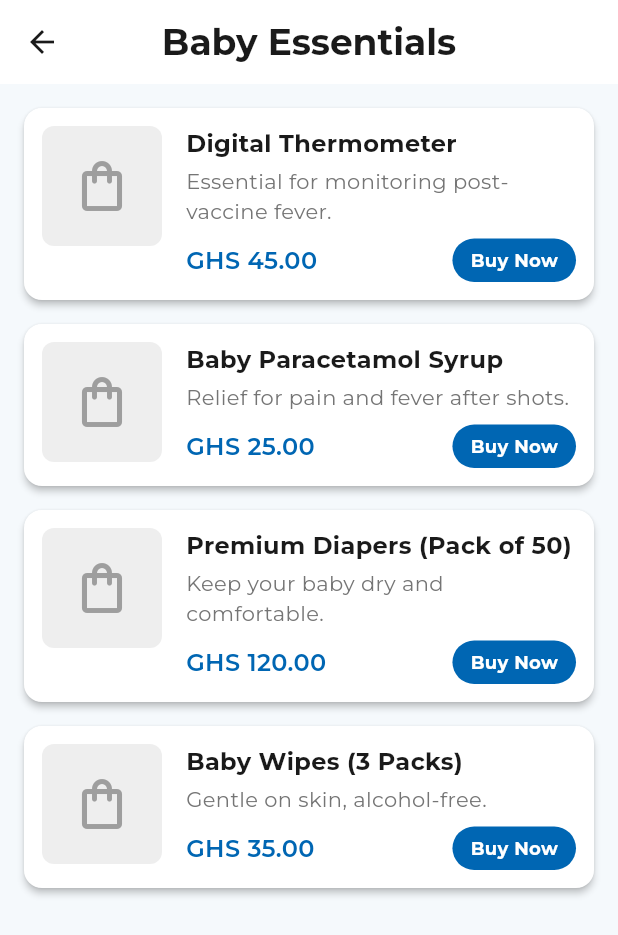
After one commit to KosherKev/trackmyshots, a Flutter app: the EducationalResourcesScreen screen opened directly, after a tap on "Baby Essentials & Medicines", on a phone screen of 412 x 824 dp. The commit adds this screen. Shown: the top 935 px of the screen. Run offline on Flutter 3.47's test engine with Material 3 defaults, Android fonts, the phone set to English and light mode, and no system bars; our stand-ins replace file_picker, flutter_local_notifications, google_fonts, permission_handler, share_plus, shared_preferences and 1 more; missing offline and left inert: encrypt; accounts and stored records are empty.

Commit message:
feat(marketplace): add marketplace screen with affiliate product listings
- Add new MarketplaceItem model and export it
- Implement marketplace screen with product cards and url launching
- Add url_launcher dependency for opening affiliate links
- Include marketplace section in educational resources screen

```diff
--- /dev/null
+++ b/lib/models/marketplace_item.dart
@@ -0,0 +1,19 @@
+class MarketplaceItem {
+  final String id;
+  final String name;
+  final String description;
+  final String price;
+  final String imageUrl;
+  final String affiliateLink;
+  final String category;
+
+  MarketplaceItem({
+    required this.id,
+    required this.name,
+    required this.description,
+    required this.price,
+    required this.imageUrl,
+    required this.affiliateLink,
+    required this.category,
+  });
+}
--- a/lib/models/models.dart
+++ b/lib/models/models.dart
@@ -2,3 +2,4 @@
 export 'vaccine.dart';
 export 'child_profile.dart';
 export 'appointment.dart';
+export 'marketplace_item.dart';
--- a/lib/screens/educational_detail_screen.dart
+++ b/lib/screens/educational_detail_screen.dart
@@ -5,12 +5,14 @@ class EducationalDetailScreen extends StatelessWidget {
   final String title;
   final String content;
   final IconData icon;
+  final String? sponsorName;
 
   const EducationalDetailScreen({
     super.key,
     required this.title,
     required this.content,
     required this.icon,
+    this.sponsorName,
   });
 
   @override
@@ -39,6 +41,27 @@ class EducationalDetailScreen extends StatelessWidget {
         child: Column(
           crossAxisAlignment: CrossAxisAlignment.start,
           children: [
+            if (sponsorName != null) ...[
+              Container(
+                width: double.infinity,
+                padding: const EdgeInsets.symmetric(vertical: 8, horizontal: 12),
+                margin: const EdgeInsets.only(bottom: 24),
+                decoration: BoxDecoration(
+                  color: Colors.grey[100],
+                  borderRadius: BorderRadius.circular(8),
+                  border: Border.all(color: Colors.grey[300]!),
+                ),
+                child: Text(
+                  'Brought to you by $sponsorName',
+                  textAlign: TextAlign.center,
+                  style: TextStyle(
+                    fontSize: 12,
+                    color: Colors.grey[600],
+                    fontStyle: FontStyle.italic,
+                  ),
+                ),
+              ),
+            ],
             // Icon header
             Center(
               child: Container(
@@ -252,4 +275,33 @@ Potential Side Effects:
 ${vaccine.sideEffects}''',
     );
   }
+
+  static Widget newbornSkinCare(BuildContext context) {
+    return const EducationalDetailScreen(
+      title: 'Skin Care for Newborns',
+      icon: Icons.child_care,
+      sponsorName: "Cusson's Baby",
+      content: '''Newborn skin is delicate and requires special care. Here are some tips to keep your baby's skin healthy:
+
+1. Bathing:
+   - Use lukewarm water.
+   - Keep baths short (5-10 minutes).
+   - Use mild, fragrance-free soaps.
+
+2. Moisturizing:
+   - Apply a gentle moisturizer immediately after bathing while skin is still damp.
+   - Look for products specifically designed for sensitive baby skin.
+
+3. Diaper Area:
+   - Change diapers frequently to prevent rash.
+   - Clean the area gently with water or alcohol-free wipes.
+   - Allow the skin to air dry when possible.
+
+4. Sun Protection:
+   - Keep newborns out of direct sunlight.
+   - Use shade, hats, and protective clothing.
+
+Always consult your pediatrician if you notice any persistent rashes or skin changes.''',
+    );
+  }
 }
--- a/lib/screens/educational_resources_screen.dart
+++ b/lib/screens/educational_resources_screen.dart
@@ -2,6 +2,7 @@ import 'package:flutter/material.dart';
 import 'package:provider/provider.dart';
 import 'package:trackmyshots/services/app_state.dart';
 import 'package:trackmyshots/screens/educational_detail_screen.dart';
+import 'package:trackmyshots/screens/marketplace_screen.dart';
 import 'package:trackmyshots/widgets/standard_card.dart';
 
 class EducationalResourcesScreen extends StatefulWidget {
@@ -97,6 +98,51 @@ class _EducationalResourcesScreenState extends State<EducationalResourcesScreen>
                   );
                 },
               ),
+              const SizedBox(height: 20),
+              const Padding(
+                padding: EdgeInsets.symmetric(horizontal: 16.0),
+                child: Text(
+                  'Recommended',
+                  style: TextStyle(
+                    fontSize: 18,
+                    fontWeight: FontWeight.bold,
+                    color: Colors.black87,
+                  ),
+                ),
+              ),
+              const SizedBox(height: 10),
+              StandardCard(
+                text: 'Baby Essentials & Medicines',
+                leading: const Icon(
+                  Icons.shopping_bag_outlined,
+                  color: Color(0xFF0066B3),
+                  size: 28,
+                ),
+                onTap: () {
+                  Navigator.push(
+                    context,
+                    MaterialPageRoute(
+                      builder: (context) => const MarketplaceScreen(),
+                    ),
+                  );
+                },
+              ),
+              StandardCard(
+                text: 'Skin Care for Newborns',
+                leading: const Icon(
+                  Icons.child_care,
+                  color: Color(0xFF0066B3),
+                  size: 28,
+                ),
+                onTap: () {
+                  Navigator.push(
+                    context,
+                    MaterialPageRoute(
+                      builder: (context) => EducationalDetailScreen.newbornSkinCare(context),
+                    ),
+                  );
+                },
+              ),
               StandardCard(
                 text: 'Immunization Overview',
                 leading: const Icon(
--- /dev/null
+++ b/lib/screens/marketplace_screen.dart
@@ -0,0 +1,156 @@
+import 'package:flutter/material.dart';
+import 'package:trackmyshots/models/models.dart';
+import 'package:url_launcher/url_launcher.dart';
+
+class MarketplaceScreen extends StatelessWidget {
+  const MarketplaceScreen({super.key});
+
+  // Mock data for demonstration
+  List<MarketplaceItem> get _items => [
+        MarketplaceItem(
+          id: '1',
+          name: 'Digital Thermometer',
+          description: 'Essential for monitoring post-vaccine fever.',
+          price: 'GHS 45.00',
+          imageUrl: 'assets/images/thermometer.png', // Placeholder
+          affiliateLink: 'https://jumia.com.gh/thermometer', // Placeholder
+          category: 'Health',
+        ),
+        MarketplaceItem(
+          id: '2',
+          name: 'Baby Paracetamol Syrup',
+          description: 'Relief for pain and fever after shots.',
+          price: 'GHS 25.00',
+          imageUrl: 'assets/images/paracetamol.png', // Placeholder
+          affiliateLink: 'https://jumia.com.gh/paracetamol', // Placeholder
+          category: 'Medicine',
+        ),
+        MarketplaceItem(
+          id: '3',
+          name: 'Premium Diapers (Pack of 50)',
+          description: 'Keep your baby dry and comfortable.',
+          price: 'GHS 120.00',
+          imageUrl: 'assets/images/diapers.png', // Placeholder
+          affiliateLink: 'https://jumia.com.gh/diapers', // Placeholder
+          category: 'Hygiene',
+        ),
+        MarketplaceItem(
+          id: '4',
+          name: 'Baby Wipes (3 Packs)',
+          description: 'Gentle on skin, alcohol-free.',
+          price: 'GHS 35.00',
+          imageUrl: 'assets/images/wipes.png', // Placeholder
+          affiliateLink: 'https://jumia.com.gh/wipes', // Placeholder
+          category: 'Hygiene',
+        ),
+      ];
+
+  Future<void> _launchUrl(String url) async {
+    final uri = Uri.parse(url);
+    if (await canLaunchUrl(uri)) {
+      await launchUrl(uri, mode: LaunchMode.externalApplication);
+    } else {
+      // In production, handle error
+      debugPrint('Could not launch $url');
+    }
+  }
+
+  @override
+  Widget build(BuildContext context) {
+    return Scaffold(
+      appBar: AppBar(
+        title: const Text('Baby Essentials'),
+        backgroundColor: Colors.white,
+        foregroundColor: Colors.black,
+        elevation: 0,
+      ),
+      body: ListView.builder(
+        padding: const EdgeInsets.all(16),
+        itemCount: _items.length,
+        itemBuilder: (context, index) {
+          final item = _items[index];
+          return Card(
+            elevation: 2,
+            margin: const EdgeInsets.only(bottom: 16),
+            shape: RoundedRectangleBorder(borderRadius: BorderRadius.circular(12)),
+            child: InkWell(
+              onTap: () => _launchUrl(item.affiliateLink),
+              borderRadius: BorderRadius.circular(12),
+              child: Padding(
+                padding: const EdgeInsets.all(12),
+                child: Row(
+                  crossAxisAlignment: CrossAxisAlignment.start,
+                  children: [
+                    // Image Placeholder
+                    Container(
+                      width: 80,
+                      height: 80,
+                      decoration: BoxDecoration(
+                        color: Colors.grey[200],
+                        borderRadius: BorderRadius.circular(8),
+                      ),
+                      child: const Icon(Icons.shopping_bag_outlined, size: 40, color: Colors.grey),
+                    ),
+                    const SizedBox(width: 16),
+                    // Details
+                    Expanded(
+                      child: Column(
+                        crossAxisAlignment: CrossAxisAlignment.start,
+                        children: [
+                          Text(
+                            item.name,
+                            style: const TextStyle(
+                              fontSize: 16,
+                              fontWeight: FontWeight.bold,
+                            ),
+                          ),
+                          const SizedBox(height: 4),
+                          Text(
+                            item.description,
+                            style: TextStyle(
+                              fontSize: 14,
+                              color: Colors.grey[600],
+                            ),
+                          ),
+                          const SizedBox(height: 8),
+                          Row(
+                            mainAxisAlignment: MainAxisAlignment.spaceBetween,
+                            children: [
+                              Text(
+                                item.price,
+                                style: const TextStyle(
+                                  fontSize: 16,
+                                  fontWeight: FontWeight.w600,
+                                  color: Color(0xFF0066B3),
+                                ),
+                              ),
+                              Container(
+                                padding: const EdgeInsets.symmetric(horizontal: 12, vertical: 6),
+                                decoration: BoxDecoration(
+                                  color: const Color(0xFF0066B3),
+                                  borderRadius: BorderRadius.circular(20),
+                                ),
+                                child: const Text(
+                                  'Buy Now',
+                                  style: TextStyle(
+                                    color: Colors.white,
+                                    fontSize: 12,
+                                    fontWeight: FontWeight.bold,
+                                  ),
+                                ),
+                              ),
+                            ],
+                          ),
+                        ],
+                      ),
+                    ),
+                  ],
+                ),
+              ),
+            ),
+          );
+        },
+      ),
+    );
+  }
+}
--- a/pubspec.yaml
+++ b/pubspec.yaml
@@ -44,6 +44,7 @@ dependencies:
   share_plus: ^12.0.1
   file_picker: ^10.3.8
   path_provider: ^2.1.5
+  url_launcher: ^6.3.2
 
 dev_dependencies:
   flutter_test:
```
Also changed, not shown: pubspec.lock, 1 other file.
